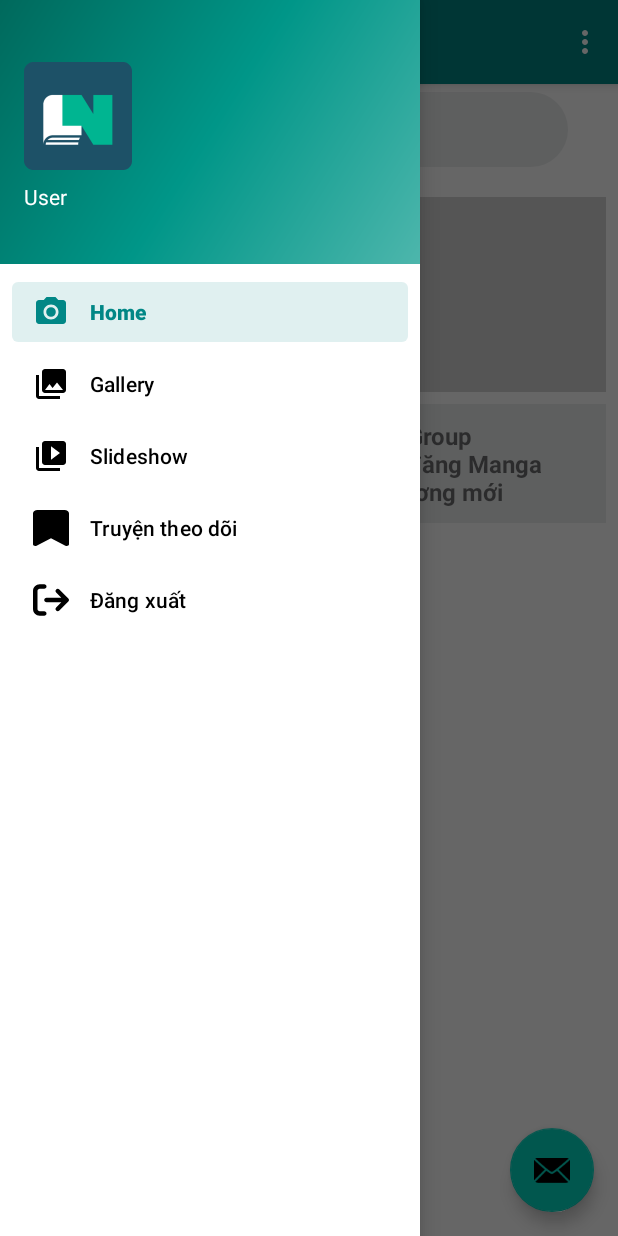
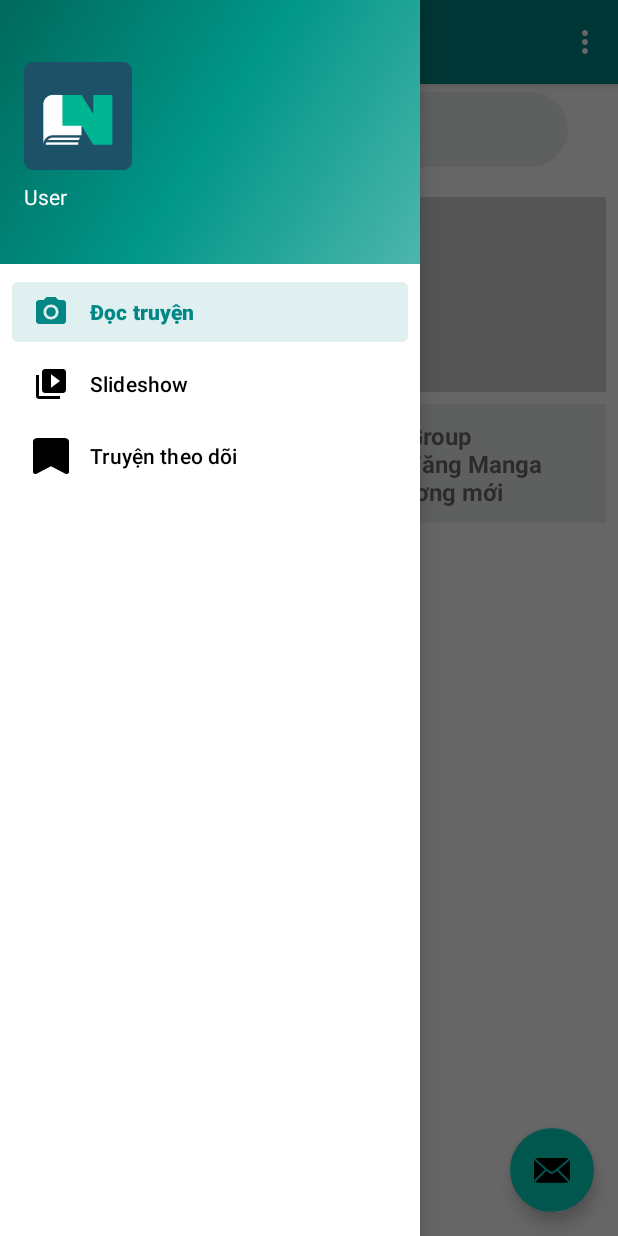
Before and after one commit to D-an-gang/Heko, an Android app: the screen it shows after launch (MainActivity), with the side drawer open, on a phone screen of 412 x 824 dp. Run offline under Robolectric (Android 15) with nearby library versions, the phone set to English and light mode, and no system bars; our stand-ins replace Firebase (no records; nobody signed in at launch, a user with empty details on screens opened directly), Picasso, navigation-ui; pictures from the network do not load; 3 statements that could not run were skipped.

Commit message:
linking complete

```diff
--- a/app/src/main/java/project/heko/MainActivity.java
+++ b/app/src/main/java/project/heko/MainActivity.java
@@ -4,13 +4,12 @@ import android.content.Intent;
 import android.os.Bundle;
 import android.util.Log;
 import android.view.Menu;
+import android.view.MenuItem;
 import android.view.View;
 import android.widget.ImageView;
 import android.widget.TextView;
 import android.widget.Toast;
 
-import androidx.activity.result.ActivityResult;
-import androidx.activity.result.ActivityResultCallback;
 import androidx.activity.result.ActivityResultLauncher;
 import androidx.activity.result.contract.ActivityResultContracts;
 import androidx.annotation.NonNull;
@@ -23,8 +22,6 @@ import androidx.navigation.Navigation;
 import androidx.navigation.ui.AppBarConfiguration;
 import androidx.navigation.ui.NavigationUI;
 
-import com.google.android.gms.tasks.OnCompleteListener;
-import com.google.android.gms.tasks.Task;
 import com.google.android.material.navigation.NavigationView;
 import com.google.android.material.snackbar.Snackbar;
 import com.google.firebase.auth.FirebaseAuth;
@@ -32,6 +29,7 @@ import com.google.firebase.auth.FirebaseUser;
 import com.google.firebase.firestore.DocumentReference;
 import com.google.firebase.firestore.DocumentSnapshot;
 import com.google.firebase.firestore.FirebaseFirestore;
+import com.squareup.picasso.Picasso;
 
 import java.util.Objects;
 
@@ -64,27 +62,33 @@ public class MainActivity extends AppCompatActivity {
         DrawerLayout drawer = binding.drawerLayout;
         NavigationView navigationView = binding.navView;
         liveDataInit(navigationView);
-        // Passing each menu ID as a set of Ids because each
-        // menu should be considered as top level destinations.
         mAppBarConfiguration = new AppBarConfiguration.Builder(
-                R.id.nav_home, R.id.nav_gallery, R.id.nav_slideshow, R.id.nav_logout,R.id.nav_bookshelf)
+                R.id.nav_home
+                , R.id.nav_slideshow
+                , R.id.nav_bookshelf
+        )
                 .setOpenableLayout(drawer)
                 .build();
         NavController navController = Navigation.findNavController(this, R.id.nav_host_fragment_content_main);
-
         NavigationUI.setupActionBarWithNavController(this, navController, mAppBarConfiguration);
         NavigationUI.setupWithNavController(navigationView, navController);
+        //Neu muon set nut home luon ve nha !!!!
+//        navigationView.setNavigationItemSelectedListener(item -> {
+//            if (item.getItemId() == R.id.nav_home && navController.getCurrentBackStack().getValue().get(1).getDestination().getId() == R.id.nav_home) {
+//                navController.popBackStack(R.id.nav_home, false);
+//            }
+//            drawer.closeDrawers();
+//            return onOptionsItemSelected(item);
+//        });
         //set up login activity result
-        ActivityResultLauncher<Intent> loginLauncher = registerForActivityResult(new ActivityResultContracts.StartActivityForResult(), new ActivityResultCallback<ActivityResult>() {
-            @Override
-            public void onActivityResult(ActivityResult o) {
+        ActivityResultLauncher<Intent> loginLauncher = registerForActivityResult(new ActivityResultContracts.StartActivityForResult(), o -> {
             int resCode = o.getResultCode();
             Intent data = o.getData();
 
             if (resCode == RESULT_OK && data != null) {
                 try {
                     Bundle extras = data.getExtras();
-                        if (extras != null || extras.getString("id") != null) {
+                    if (extras != null && extras.getString("id") != null) {
                         User user = new User(Objects.requireNonNull(extras.getString("username")), extras.getString("email"), extras.getString("img"), extras.getString("id"));
                         model.getUser().setValue(user);
                     } else {
@@ -96,19 +100,18 @@ public class MainActivity extends AppCompatActivity {
                     model.getUser().setValue(new User());
                 }
             }
-            }
         });
         //initialize login on click listener
         authMethodInit(navigationView, loginLauncher, navController);
         // Initialize Firebase Auth
         mAuth = FirebaseAuth.getInstance();
-
     }
 
     @Override
     public boolean onCreateOptionsMenu(Menu menu) {
         // Inflate the menu; this adds items to the action bar if it is present.
         getMenuInflater().inflate(R.menu.main, menu);
+        super.onCreateOptionsMenu(menu);
         return true;
     }
 
@@ -144,14 +147,13 @@ public class MainActivity extends AppCompatActivity {
                 username.setText(newUser.getUsername());
                 email.setText(newUser.getEmail());
                 Log.i("changed", " HARRY!!!");
-                //change img
+                Picasso.get().load(newUser.getImgUrl()).fit().into(img);
             } else {
                 username.setText(R.string.nav_header_title);
                 email.setText(R.string.nav_header_subtitle);
                 img.setImageResource(R.mipmap.ic_launcher);
             }
         };
-        // Observe the LiveData, passing in this activity as the LifecycleOwner and the observer.
         model.getUser().observe(this, nameObserver);
     }
 
@@ -164,7 +166,7 @@ public class MainActivity extends AppCompatActivity {
             } else {
 
 //                Toast.makeText(this, "Profile page underdevelopment", Toast.LENGTH_SHORT).show();
-                DrawerLayout mDrawerLayout = (DrawerLayout) binding.drawerLayout;
+                DrawerLayout mDrawerLayout = binding.drawerLayout;
                 mDrawerLayout.closeDrawers();
                 navController.navigate(R.id.profileFragment);
             }
@@ -174,9 +176,7 @@ public class MainActivity extends AppCompatActivity {
     public void mapUser(@NonNull FirebaseUser user) {
         FirebaseFirestore db = FirebaseFirestore.getInstance();
         DocumentReference ref = db.collection("users").document(user.getUid());
-        ref.get().addOnCompleteListener(new OnCompleteListener<DocumentSnapshot>() {
-            @Override
-            public void onComplete(@NonNull Task<DocumentSnapshot> task) {
+        ref.get().addOnCompleteListener(task -> {
             if (task.isSuccessful()) {
                 DocumentSnapshot document = task.getResult();
                 final User res = new User();
@@ -193,7 +193,15 @@ public class MainActivity extends AppCompatActivity {
             } else {
                 Toast.makeText(MainActivity.this, R.string.error_norm, Toast.LENGTH_SHORT).show();
             }
-            }
         });
     }
+
+    @Override
+    public boolean onOptionsItemSelected(@NonNull MenuItem item) {
+        NavController navController = Navigation.findNavController(this, R.id.nav_host_fragment_content_main);
+        return NavigationUI.onNavDestinationSelected(item, navController)
+                || super.onOptionsItemSelected(item);
     }
+
+
+}
--- a/app/src/main/java/project/heko/ui/home/HomePageRecycleAdapter.java
+++ b/app/src/main/java/project/heko/ui/home/HomePageRecycleAdapter.java
@@ -23,6 +23,7 @@ import project.heko.models.Book;
 
 public class HomePageRecycleAdapter extends RecyclerView.Adapter<RecyclerView.ViewHolder> {
     private final int VIEW_TYPE_ITEM = 0;
+    /** @noinspection FieldCanBeLocal*/
     private final int VIEW_TYPE_LOADING = 1;
     private final NavController controller;
     public List<HomePreviewDto> mItemList;
@@ -44,8 +45,7 @@ public class HomePageRecycleAdapter extends RecyclerView.Adapter<RecyclerView.Vi
                 Log.i("XX", "ID: " + book.getId());
                 Bundle payload = new Bundle();
                 payload.putString("id", book.getId());
-                //TODO uncomment below
-                //                controller.navigate(R.id.home_to_book, payload);
+                controller.navigate(R.id.home_to_book, payload);
             });
             return item;
         } else {
--- a/app/src/main/res/menu/activity_main_drawer.xml
+++ b/app/src/main/res/menu/activity_main_drawer.xml
@@ -9,22 +9,12 @@
             android:icon="@drawable/ic_menu_camera"
             android:title="@string/menu_home" />
         <item
-            android:id="@+id/nav_gallery"
-            android:icon="@drawable/ic_menu_gallery"
-            android:title="@string/menu_gallery" />
-        <item
             android:id="@+id/nav_slideshow"
             android:icon="@drawable/ic_menu_slideshow"
             android:title="@string/menu_slideshow" />
         <item
             android:id="@+id/nav_bookshelf"
             android:icon="@drawable/ic_bookmark"
-            android:title="@string/book_follow"
-            />
-        <item
-            android:id="@+id/nav_logout"
-            android:icon="@drawable/arrow_right_from_bracket_solid"
-            android:title="@string/menu_logout"
-            />
+            android:title="@string/book_follow" />
     </group>
 </menu>
--- a/app/src/main/res/values/strings.xml
+++ b/app/src/main/res/values/strings.xml
@@ -7,8 +7,8 @@
     <string name="nav_header_desc">Navigation header</string>
     <string name="action_settings">Settings</string>
 
-    <string name="menu_home">Home</string>
-    <string name="menu_gallery">Gallery</string>
+    <string name="menu_home">Đọc truyện</string>
+    <string name="menu_gallery">Thông tin truyện</string>
     <string name="menu_slideshow">Slideshow</string>
     <string name="menu_logout">Đăng xuất</string>
 
@@ -45,7 +45,7 @@
     <string name="logout">Đăng xuất</string>
     <string name="profile_header_title">Your profile</string>
 
-<!--    Fragment Profile-->
+    <!--    Fragment Profile-->
     <string name="profile_username">Tên tài khoản :</string>
     <string name="user_detail">Thông tin cá nhân</string>
     <string name="profile_email">Email :</string>
@@ -66,7 +66,7 @@
     <string name="profile_update_fail">Cập nhật không thành công</string>
     <string name="dialog_update">OK</string>
     <string name="dialog_cancel">Hủy</string>
-<!--    FIREBASE communication strings-->
+    <!--    FIREBASE communication strings-->
 
     <string name="username_hint">Tên tài khoản mới</string>
     <string name="profile_username_null">Vui lòng không để trống tên tài khoản</string>
```
Also changed, not shown: app/src/main/java/project/heko/ui/gallery/LnFragment.java (+8 -6 lines), app/src/main/java/project/heko/ui/home/HomeFragment.java (+4 -3 lines), app/src/main/res/navigation/mobile_navigation.xml (+22 -6 lines). Lines whose indentation alone changed are shown as unchanged.
